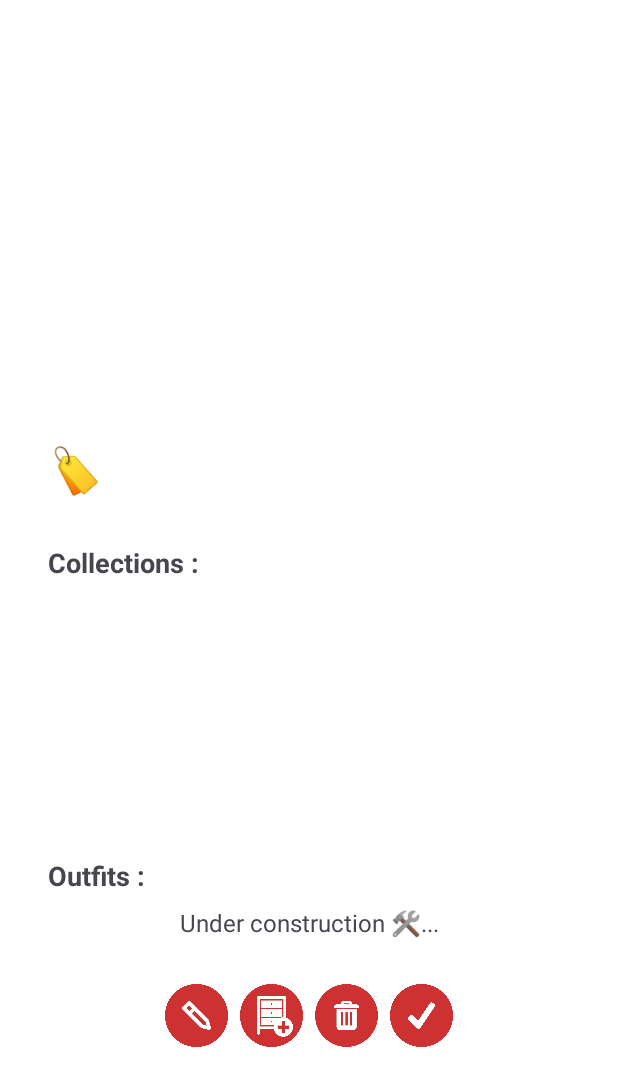
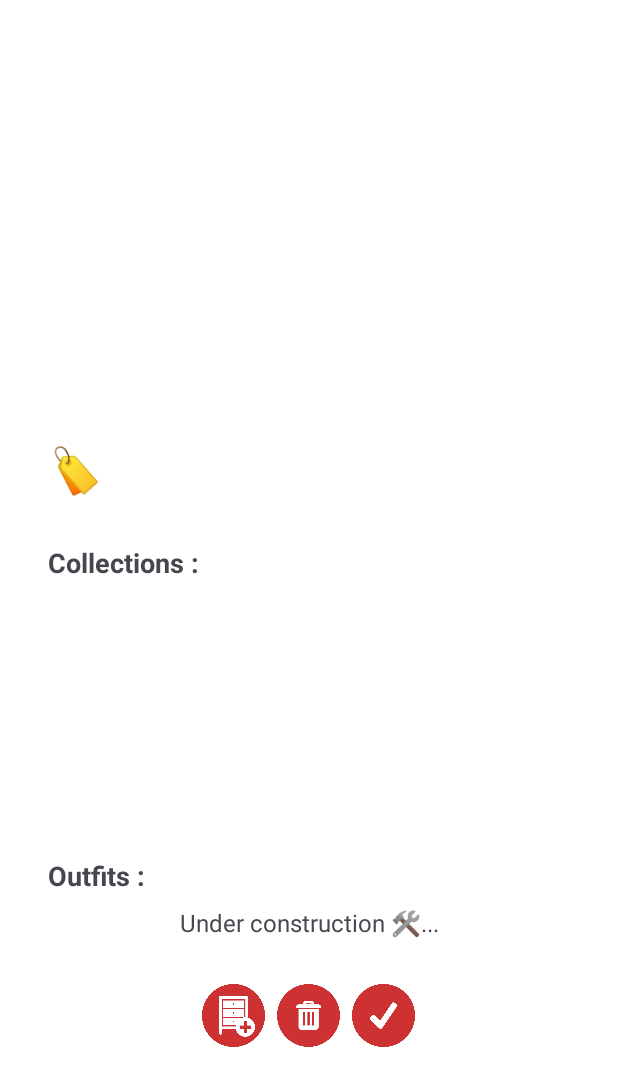
Before and after one commit to elghfz/pocketcloset, an Android app: the fragment ClothingDetailFragment shown on its own in the app's theme, on a phone screen of 412 x 824 dp. Shown: the top 1086 px of the screen. Run offline under Robolectric (Android 15) with nearby library versions, the phone set to English and light mode, and no system bars.

Commit message:
UI improvements

```diff
--- a/app/src/main/java/com/fz/pocketcloset/ClothingAdapter.java
+++ b/app/src/main/java/com/fz/pocketcloset/ClothingAdapter.java
@@ -154,7 +154,6 @@ public class ClothingAdapter extends RecyclerView.Adapter<ClothingAdapter.Clothi
     // ViewHolder class for binding views
     static class ClothingViewHolder extends RecyclerView.ViewHolder {
         ImageView imageView;
-        TextView tagsTextView;
         CheckBox selectCheckbox;
 
         public ClothingViewHolder(@NonNull View itemView) {
--- a/app/src/main/java/com/fz/pocketcloset/ClothingDetailFragment.java
+++ b/app/src/main/java/com/fz/pocketcloset/ClothingDetailFragment.java
@@ -113,8 +113,9 @@ public class ClothingDetailFragment extends Fragment implements SelectionFragmen
             ImageButton saveButton = view.findViewById(R.id.button_save);
             saveButton.setOnClickListener(v -> navigateBack());
 
-            ImageButton editButton = view.findViewById(R.id.button_edit_clothing);
-            editButton.setOnClickListener(v -> showEditTagsDialog());
+            TextView tagsLabel = view.findViewById(R.id.tagsLabel);
+            tagsLabel.setOnClickListener(v -> showEditTagsDialog());
+
 
             ImageButton addToCollectionButton = view.findViewById(R.id.button_add_to_collection);
             addToCollectionButton.setOnClickListener(v -> showAddToCollectionFragment());
--- a/app/src/main/res/layout/fragment_clothing_detail.xml
+++ b/app/src/main/res/layout/fragment_clothing_detail.xml
@@ -83,7 +83,10 @@
                     android:text="🏷️ "
                     android:textStyle="bold"
                     android:layout_marginEnd="8dp"
-                    android:textSize="30sp" />
+                    android:textSize="30sp"
+                    android:clickable="true"
+                    android:focusable="true" />
+
 
                 <LinearLayout
                     android:id="@+id/tagsContainer"
@@ -145,17 +148,6 @@
                 android:orientation="horizontal"
                 android:gravity="center">
 
-                <!-- Edit Button -->
-                <ImageButton
-                    android:id="@+id/button_edit_clothing"
-                    android:layout_width="42dp"
-                    android:layout_height="42dp"
-                    android:background="@drawable/circular_button"
-                    android:src="@drawable/edit_icon"
-                    android:scaleType="centerInside"
-                    android:layout_marginEnd="8dp"
-                    android:contentDescription="Edit Tags" />
-
                 <!-- Add to Collection Button -->
                 <ImageButton
                     android:id="@+id/button_add_to_collection"
```
Also changed, not shown: app/src/main/java/com/fz/pocketcloset/CollectionDetailFragment.java (+2 -5 lines), app/src/main/java/com/fz/pocketcloset/CollectionsFragment.java (+1 -42 lines), app/src/main/res/layout/fragment_collection_detail.xml (+4 -15 lines).
